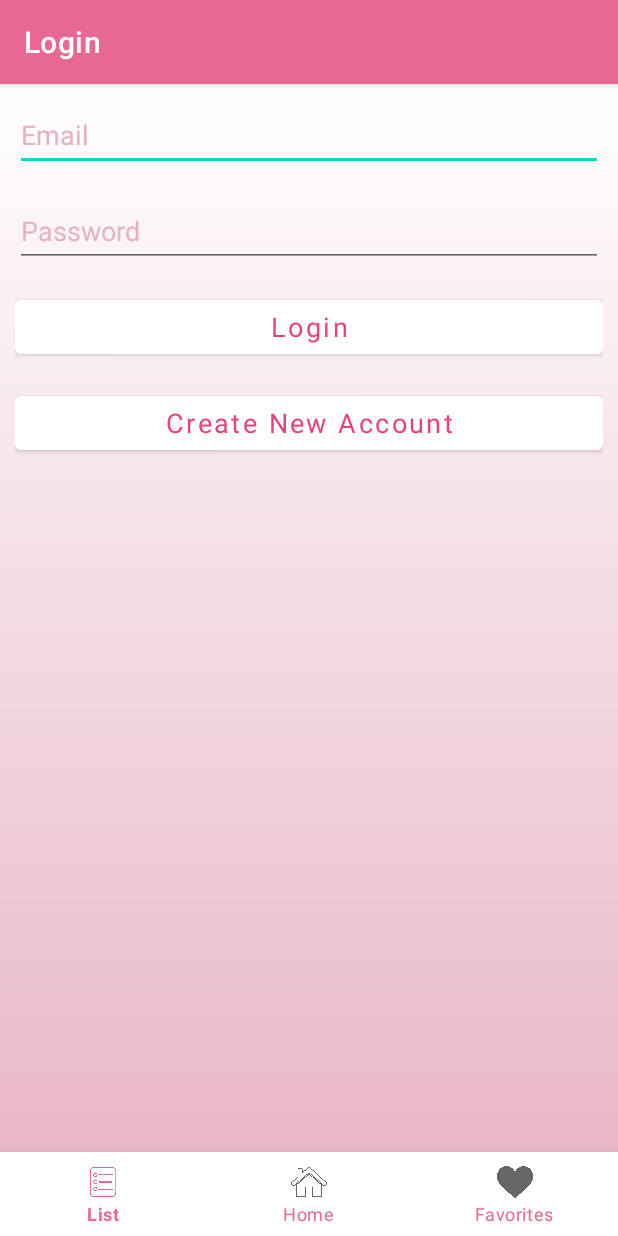
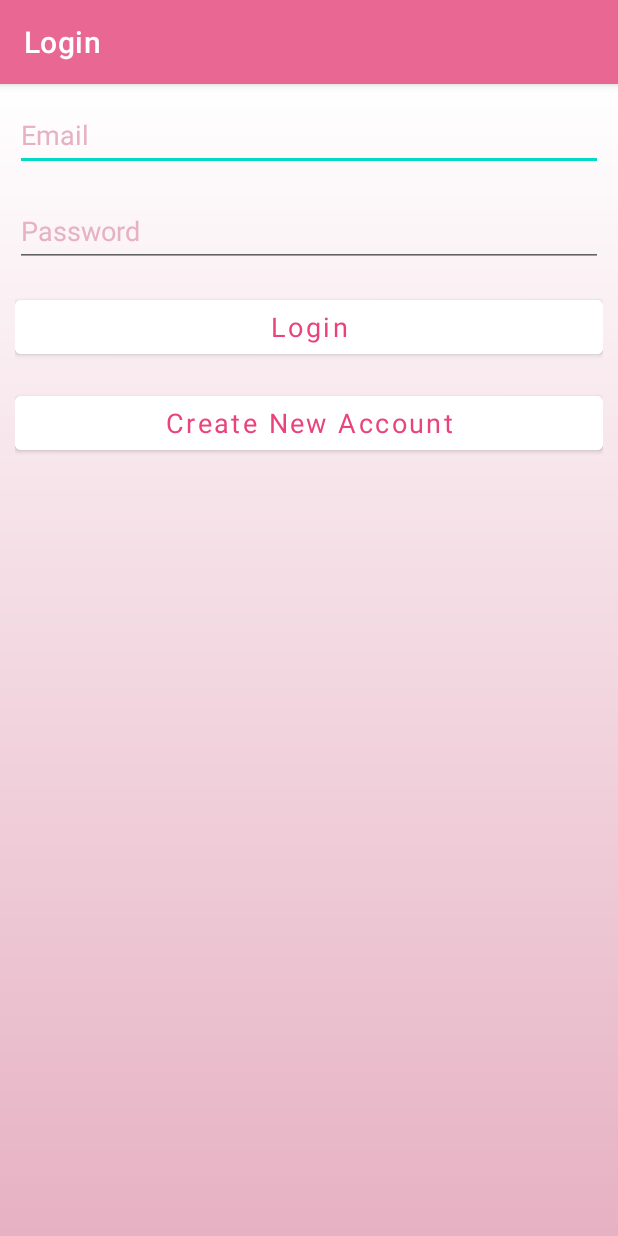
Before and after one commit to DragonLLNG/PolishTracker, an Android app: the screen it shows after launch (MainActivity), after a tap on "Start", on a phone screen of 412 x 824 dp. Run offline under Robolectric (Android 15) with nearby library versions, the phone set to English and light mode, and no system bars; our stand-ins replace Firebase (no records; nobody signed in at launch, a user with empty details on screens opened directly); Roboto replaces fonts that are not available here.

Commit message:
Sprint 3 - Bottom Nav Bar Adjustment

```diff
--- a/app/src/main/java/com/example/nailpolishapp/CreateAccountFragment.java
+++ b/app/src/main/java/com/example/nailpolishapp/CreateAccountFragment.java
@@ -18,6 +18,7 @@ import androidx.fragment.app.Fragment;
 import com.example.nailpolishapp.databinding.FragmentCreateAccountBinding;
 import com.google.android.gms.tasks.OnCompleteListener;
 import com.google.android.gms.tasks.Task;
+import com.google.android.material.bottomnavigation.BottomNavigationView;
 import com.google.firebase.auth.AuthResult;
 import com.google.firebase.auth.FirebaseAuth;
 import com.google.firebase.auth.FirebaseUser;
@@ -165,6 +166,10 @@ public class CreateAccountFragment extends Fragment {
             }
         });
 
+        //Bottom navbar not in create account
+        BottomNavigationView bottomNavigationView = getActivity().findViewById(R.id.bottomNavigationView);
+        bottomNavigationView.setVisibility(View.GONE);
+
         getActivity().setTitle("Sign Up");
     }
 
--- a/app/src/main/java/com/example/nailpolishapp/FavoriteFragment.java
+++ b/app/src/main/java/com/example/nailpolishapp/FavoriteFragment.java
@@ -96,6 +96,7 @@ public class FavoriteFragment extends Fragment {
 
 
 
+
         db.collection("Polish").document(user.getUid()).collection("PolishDetail")
                 .whereEqualTo("liked", true)
                 //.orderBy("createdAt", Query.Direction.ASCENDING)
@@ -129,6 +130,8 @@ public class FavoriteFragment extends Fragment {
 
             return favoritePolishListViewHolder;
         }
+
+
 
         @Override
         public void onBindViewHolder(@NonNull FavoritePolishListViewHolder holder, int position) {
--- a/app/src/main/java/com/example/nailpolishapp/LoginFragment.java
+++ b/app/src/main/java/com/example/nailpolishapp/LoginFragment.java
@@ -16,6 +16,7 @@ import androidx.fragment.app.Fragment;
 import com.example.nailpolishapp.databinding.FragmentLoginBinding;
 import com.google.android.gms.tasks.OnCompleteListener;
 import com.google.android.gms.tasks.Task;
+import com.google.android.material.bottomnavigation.BottomNavigationView;
 import com.google.firebase.auth.AuthResult;
 import com.google.firebase.auth.FirebaseAuth;
 
@@ -106,6 +107,10 @@ public class LoginFragment extends Fragment {
             }
         });
 
+        //Bottom navbar not in login
+        BottomNavigationView bottomNavigationView = getActivity().findViewById(R.id.bottomNavigationView);
+        bottomNavigationView.setVisibility(View.GONE);
+
         getActivity().setTitle(R.string.login_label);
 
     }
--- a/app/src/main/java/com/example/nailpolishapp/WelcomeActivity.java
+++ b/app/src/main/java/com/example/nailpolishapp/WelcomeActivity.java
@@ -5,7 +5,6 @@ import android.content.Intent;
 import android.os.Bundle;
 import android.view.View;
 import android.widget.Button;
-import android.widget.Toolbar;
 
 import androidx.appcompat.app.AppCompatActivity;
 
@@ -27,7 +26,11 @@ public class WelcomeActivity extends AppCompatActivity {
 
 
 
+
+
     }
+
+
     private void switchActivities() {
         Intent switchActivityIntent = new Intent(this, MainActivity.class);
         startActivity(switchActivityIntent);
```
Also changed, not shown: app/src/main/java/com/example/nailpolishapp/MainActivity.java (+11 -1 lines).
